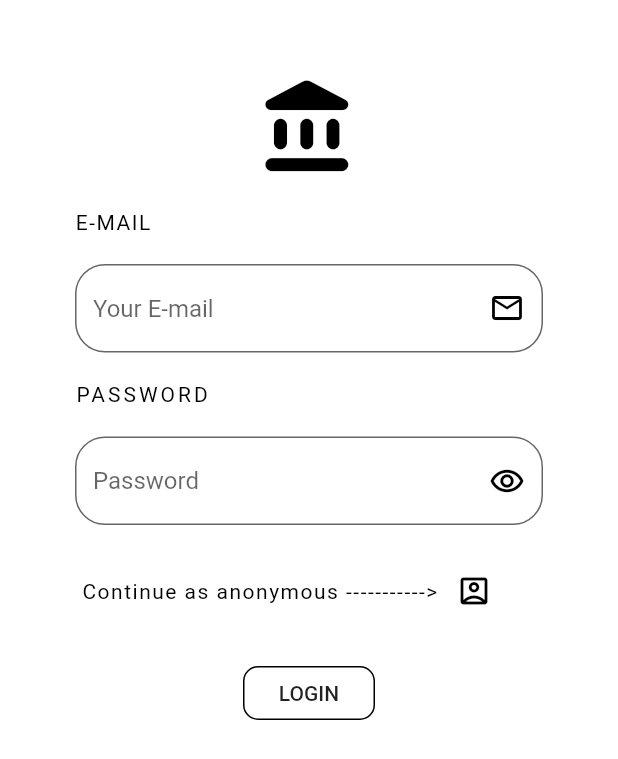
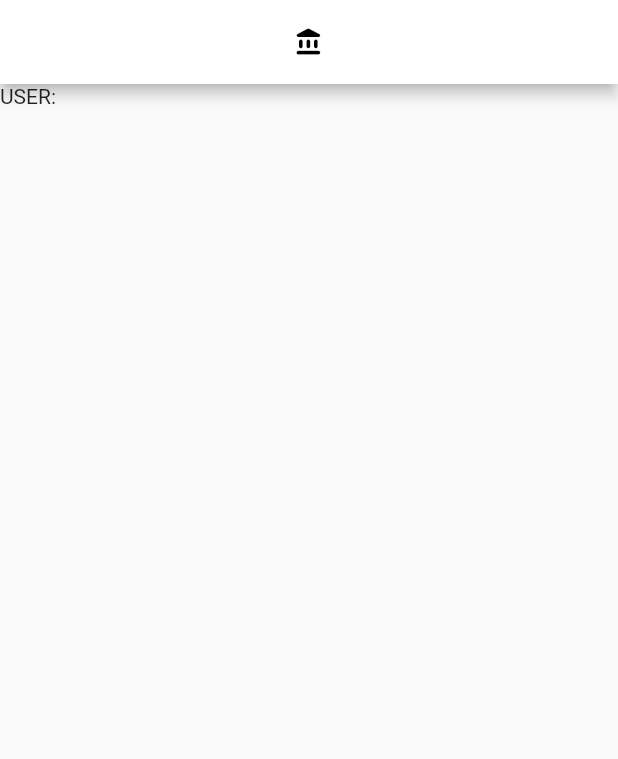
Before and after one commit to asd-35/flutter-app, a Flutter app: the screen it shows after launch, on a phone screen of 412 x 824 dp. Shown: the top 759 px of the screen. Run offline on Flutter 3.47's test engine with Material 2 defaults, Android fonts, the phone set to English and light mode, and no system bars; our stand-ins replace google_maps_flutter.

```diff
--- a/lib/main.dart
+++ b/lib/main.dart
@@ -1,11 +1,13 @@
-
 import 'package:flutter/material.dart';
 import 'package:comm_app/pages/login.dart';
+import "package:comm_app/pages/map.dart";
+import "package:comm_app/pages/settings.dart";
 
 void main() => runApp(MaterialApp(
-    home: Login(),
+        home: Settings(),
     routes: {
         '/login': (context) => Login(),
-
+        '/map': (context)  => Map(),
+        '/settings': (context) => Settings(),
     },
 ));
--- /dev/null
+++ b/lib/pages/settings.dart
@@ -0,0 +1,29 @@
+import 'package:flutter/material.dart';
+
+
+class Settings extends StatefulWidget {
+  @override
+  _SettingsState createState() => _SettingsState();
+}
+
+class _SettingsState extends State<Settings> {
+  @override
+  Widget build(BuildContext context) {
+    return Scaffold(
+      appBar: AppBar(
+
+        title: Icon(Icons.account_balance_rounded, color: Colors.black,size: 20.0,),
+        centerTitle: true,
+
+        backgroundColor: Colors.white,
+
+
+      ),
+      body: Column(
+        children: <Widget> [
+          Text("USER:" , )
+        ],
+      ),
+    );
+  }
+}
--- a/pubspec.yaml
+++ b/pubspec.yaml
@@ -23,6 +23,8 @@ environment:
 dependencies:
   flutter:
     sdk: flutter
+  google_maps_flutter: ^1.0.6
+
 
 
   # The following adds the Cupertino Icons font to your application.
```
Also changed, not shown: lib/pages/map.dart (added, +33 -0 lines), pubspec.lock, 1 other file.
